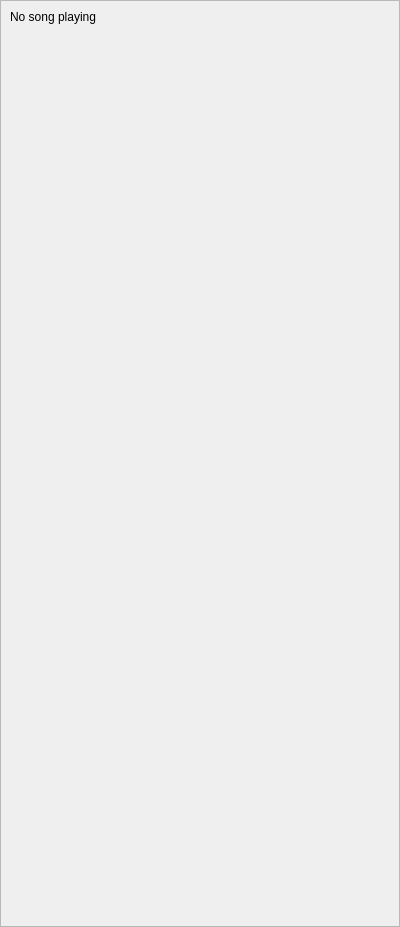
First picture: the form in src/context/contextviewcontainer.ui, repository strawberrymusicplayer/strawberry, before the edit.
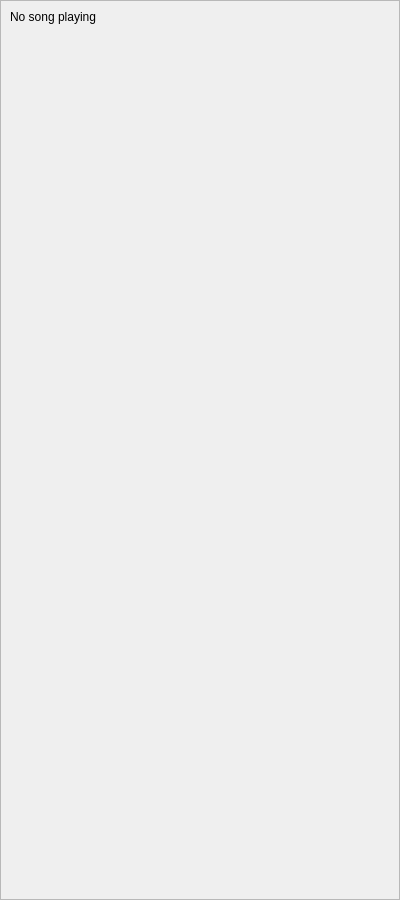
Second picture: the form after the edit. Icons and pictures are not drawn. Custom widgets are drawn as their Qt base class.

Commit message: Make lyrics selectable

```diff
--- a/src/context/contextviewcontainer.ui
+++ b/src/context/contextviewcontainer.ui
@@ -7,7 +7,7 @@
     <x>0</x>
     <y>0</y>
     <width>400</width>
-    <height>927</height>
+    <height>900</height>
    </rect>
   </property>
   <layout class="QVBoxLayout" name="layout_container">
@@ -57,8 +57,8 @@
              <rect>
               <x>0</x>
               <y>0</y>
-              <width>396</width>
-              <height>923</height>
+              <width>394</width>
+              <height>894</height>
              </rect>
             </property>
             <layout class="QVBoxLayout" name="verticalLayout">
```
Left out of the diff: 10 changed lines with no effect on the pictures.
